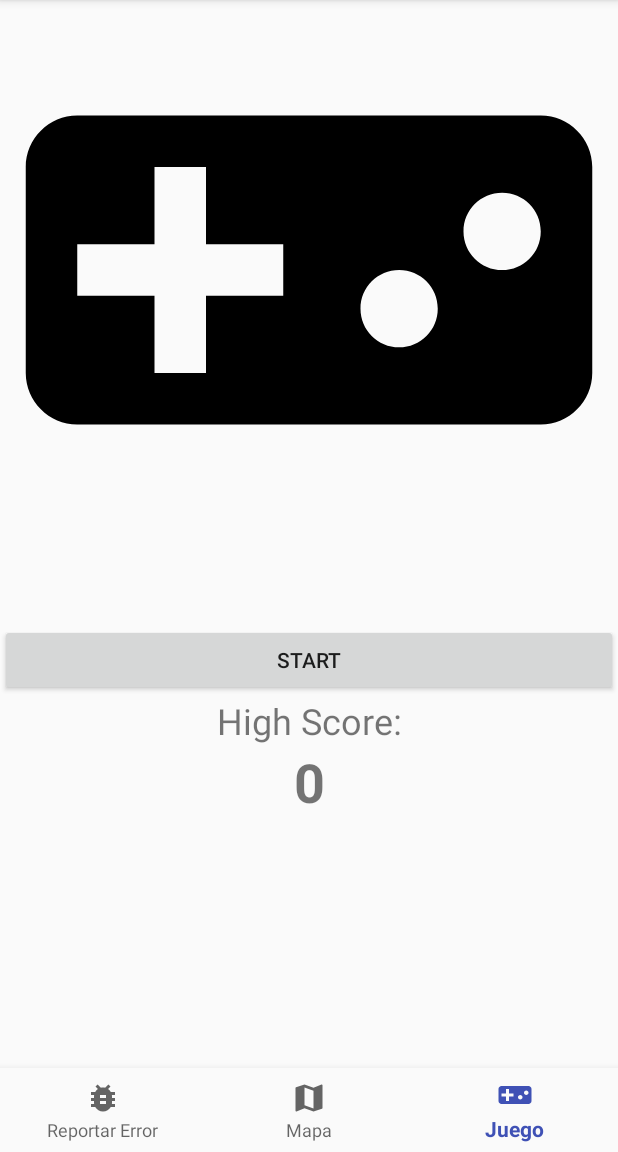
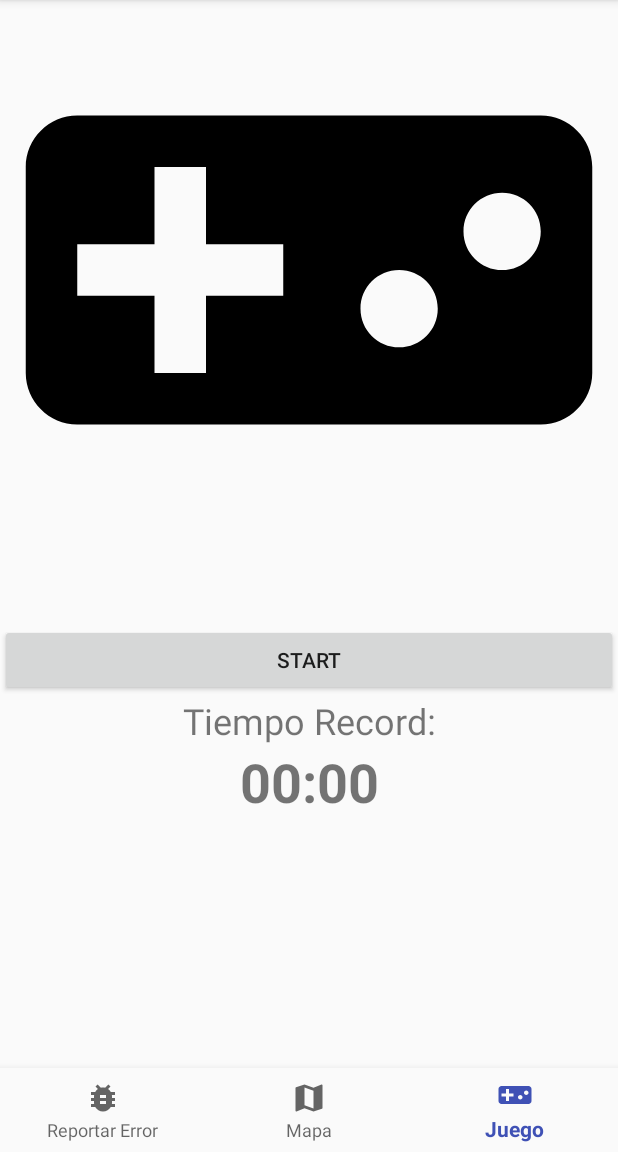
Before and after one commit to eduardotru/ProyectoMovilesEq6, an Android app: the fragment GamePlayFragment placed in its activity, item 3 of the bottom bar chosen, on a phone screen of 412 x 824 dp, the part 84-1236 px from its top. Run offline under Robolectric (Android 15) with nearby library versions, the phone set to English and light mode, and no system bars; our stand-ins replace Room's generated code.

Commit message:
InGame timer functionality and GridView feedback corrections

```diff
--- a/Campus_Accesible/app/src/main/java/itesm/mx/campus_accesible/MainActivity.kt
+++ b/Campus_Accesible/app/src/main/java/itesm/mx/campus_accesible/MainActivity.kt
@@ -38,8 +38,8 @@ BottomNavigationView.OnNavigationItemSelectedListener, AppDatabase.DatabaseDeleg
         replaceFragment(GamePlayFragment.newInstance())
     }
 
-    override fun gameOver(score: Int) {
-        replaceFragment(GameOverFragment.newInstance(score))
+    override fun gameOver(score: Int, timer: Int) {
+        replaceFragment(GameOverFragment.newInstance(score, timer))
     }
 
     override fun startGame() {
--- a/Campus_Accesible/app/src/main/java/itesm/mx/campus_accesible/game/GameFragmentListener.kt
+++ b/Campus_Accesible/app/src/main/java/itesm/mx/campus_accesible/game/GameFragmentListener.kt
@@ -5,7 +5,7 @@ package itesm.mx.campus_accesible.game
  */
 interface GameFragmentListener {
     fun startGame()
-    fun gameOver(score: Int)
+    fun gameOver(score: Int, timer: Int)
     fun goToMainMenu()
     fun restartGame()
 }
--- a/Campus_Accesible/app/src/main/java/itesm/mx/campus_accesible/game/GamePlayFragment.kt
+++ b/Campus_Accesible/app/src/main/java/itesm/mx/campus_accesible/game/GamePlayFragment.kt
@@ -16,6 +16,7 @@ import android.widget.TextView
 
 import itesm.mx.campus_accesible.R
 import kotlinx.android.synthetic.main.fragment_game_play.*
+import java.util.*
 import kotlin.concurrent.fixedRateTimer
 import kotlin.concurrent.timer
 
@@ -27,11 +28,7 @@ import kotlin.concurrent.timer
  * Use the [GamePlayFragment.newInstance] factory method to
  * create an instance of this fragment.
  */
-class GamePlayFragment : Fragment(), AdapterView.OnItemClickListener {
-
-    // TODO: Rename and change types of parameters
-    private var mParam1: String? = null
-    private var mParam2: String? = null
+class GamePlayFragment : Fragment(), AdapterView.OnItemClickListener, GameTimerDelegate {
 
     private var mListener: GameFragmentListener? = null
 
@@ -41,12 +38,16 @@ class GamePlayFragment : Fragment(), AdapterView.OnItemClickListener {
     private var score = 0
     private var solvedCards: ArrayList<String> = ArrayList<String>()
     private var tvScore: TextView? = null
+    private var tvTimer: TextView? = null
+    private var timer = 0
+    private var fixedGameTimer: Timer? = null
 
     override fun onCreate(savedInstanceState: Bundle?) {
         super.onCreate(savedInstanceState)
         if (arguments != null) {
             firstCardText = arguments!!.getString("firstCardText", null)
             score = arguments!!.getInt("score", 0)
+            timer = arguments!!.getInt("timer", 0)
             if (arguments!!.getStringArrayList("solvedCards") != null) {
                 solvedCards = arguments!!.getStringArrayList("solvedCards")
             }
@@ -64,9 +65,45 @@ class GamePlayFragment : Fragment(), AdapterView.OnItemClickListener {
         gridView.onItemClickListener = this
 
         tvScore = viewCreated.findViewById<TextView>(R.id.tv_score)
-        tvScore!!.text = score.toString()
+        tvScore!!.text = "Cartas: " + score.toString() + "/5"
+
+        tvTimer = viewCreated.findViewById<TextView>(R.id.tv_timer)
+        tvTimer!!.text = "Tiempo: 00:00"
 
         return viewCreated
+    }
+
+    override fun onPause() {
+        super.onPause()
+
+        if (fixedGameTimer != null) {
+            fixedGameTimer!!.cancel()
+        }
+    }
+
+    override fun onResume() {
+        super.onResume()
+
+        if (fixedGameTimer == null) {
+            fixedGameTimer = fixedRateTimer(name = "game-timer",
+                    initialDelay = 1000, period = 1000) {
+                val delegate: GameTimerDelegate = this@GamePlayFragment
+                delegate.countTimer()
+            }
+        }
+    }
+
+    override fun countTimer() {
+        if (timer < 3599) {
+            timer++
+            val seconds = timer % 60
+            val minutes: Int = (timer / 60) % 60
+            val secondsString = if (seconds < 10) "0${seconds}" else "${seconds}"
+            val minutesString = if (minutes < 10) "0${minutes}" else "${minutes}"
+            tvTimer!!.text = "Tiempo: ${minutesString}:${secondsString}"
+        } else {
+            mListener!!.gameOver(score, timer)
+        }
     }
 
     override fun onAttach(context: Context?) {
@@ -120,12 +157,17 @@ class GamePlayFragment : Fragment(), AdapterView.OnItemClickListener {
                 firstCardView = p1
             } else {
                 if (cardSelected == firstCardText) {
+                    if (firstCardIndex != p2) {
                         (gridView.adapter as CardAdapter).taken[p2] = true
                         score++
-                    tvScore!!.text = score.toString()
+                        tvScore!!.text = "Cartas: " + score.toString() + "/5"
                         solvedCards.add(cardSelected)
                         // Update the score text.
                         view!!.findViewById<TextView>(R.id.tv_score)
+
+                        firstCardText = null
+                        firstCardView = null
+                    }
                 } else {
                     (gridView.adapter as CardAdapter).taken[firstCardIndex!!] = false
                     (gridView.adapter as CardAdapter).taken[p2] = false
@@ -136,15 +178,16 @@ class GamePlayFragment : Fragment(), AdapterView.OnItemClickListener {
 
                     imageView.setImageResource(R.drawable.card_hidden)
                     textContent.visibility = INVISIBLE
-                }
+
                     firstCardText = null
                     firstCardView = null
+                }
             }
         }
 
         if (score == gridView.adapter.count / 2) {
             // The game is over.
-            mListener!!.gameOver(score);
+            mListener!!.gameOver(score, timer)
         }
     }
 
@@ -154,6 +197,9 @@ class GamePlayFragment : Fragment(), AdapterView.OnItemClickListener {
         // If the orientation changes.
         outState.putString("firstCardText", firstCardText)
         outState.putInt("score", score)
+        outState.putInt("timer", timer)
         outState.putStringArrayList("solvedCards", solvedCards)
     }
+
+
 }// Required empty public constructor
--- a/Campus_Accesible/app/src/main/java/itesm/mx/campus_accesible/game/GameStartFragment.kt
+++ b/Campus_Accesible/app/src/main/java/itesm/mx/campus_accesible/game/GameStartFragment.kt
@@ -33,7 +33,7 @@ class GameStartFragment : Fragment(), View.OnClickListener {
     val HIGH_SCORE = "high_score"
     var prefs: SharedPreferences? = null
 
-    var high_score: Int? = 0
+    var high_score: Int = 3600
 
     override fun onCreate(savedInstanceState: Bundle?) {
         super.onCreate(savedInstanceState)
@@ -48,9 +48,15 @@ class GameStartFragment : Fragment(), View.OnClickListener {
 
         prefs = this.activity?.getSharedPreferences(PREFS_FILENAME, 0)
         if (prefs != null) {
-            high_score = prefs!!.getInt(HIGH_SCORE, 0)
+            high_score = prefs!!.getInt(HIGH_SCORE, 3600)
             var tvHighscore: TextView = view!!.findViewById<TextView>(R.id.tv_highscore)
-            tvHighscore.setText(high_score.toString())
+
+            val seconds = high_score % 60
+            val minutes = (high_score / 60) % 60
+            val secondsString = if (seconds < 10) "0${seconds}" else "${seconds}"
+            val minutesString = if (minutes < 10) "0${minutes}" else "${minutes}"
+            val high_score_text = "${minutesString}:${secondsString}"
+            tvHighscore.setText(high_score_text)
         }
 
         val buttonStart = view!!.findViewById<Button>(R.id.btn_game_start)
--- /dev/null
+++ b/Campus_Accesible/app/src/main/java/itesm/mx/campus_accesible/game/GameTimerDelegate.kt
@@ -0,0 +1,8 @@
+package itesm.mx.campus_accesible.game
+
+/**
+ * Created by LuisErick on 5/6/2018.
+ */
+interface GameTimerDelegate {
+    fun countTimer()
+}
--- a/Campus_Accesible/app/src/main/res/layout/card.xml
+++ b/Campus_Accesible/app/src/main/res/layout/card.xml
@@ -22,7 +22,9 @@
         android:layout_alignRight="@id/ivCard"
         android:layout_alignBottom="@id/ivCard"
         android:gravity="center"
-        android:layout_margin="1dp"
+        android:layout_margin="0dp"
+        android:layout_marginTop="0dp"
+        android:layout_marginBottom="0dp"
         android:text="Card" />
 
 </RelativeLayout>
--- a/Campus_Accesible/app/src/main/res/layout/fragment_game_over.xml
+++ b/Campus_Accesible/app/src/main/res/layout/fragment_game_over.xml
@@ -40,6 +40,8 @@
         android:layout_marginStart="8dp"
         android:layout_marginTop="8dp"
         android:text="TextView"
+        android:textAlignment="center"
+        android:textSize="30sp"
         app:layout_constraintBottom_toTopOf="@+id/btn_try_again"
         app:layout_constraintEnd_toEndOf="parent"
         app:layout_constraintStart_toStartOf="parent"
--- a/Campus_Accesible/app/src/main/res/values/strings.xml
+++ b/Campus_Accesible/app/src/main/res/values/strings.xml
@@ -11,7 +11,7 @@
     <string name="title_elevador">Elevador: </string>
     <string name="title_banos">Baños Accesibles: </string>
     <string name="game_start">Start</string>
-    <string name="highscore_title">High Score: </string>
+    <string name="highscore_title">Tiempo Record: </string>
     <string name="btn_exit">Menú Principal</string>
     <string name="btn_try_again">Jugar Otra Vez</string>
 
```
Also changed, not shown: Campus_Accesible/app/src/main/java/itesm/mx/campus_accesible/game/GameOverFragment.kt (+24 -8 lines), Campus_Accesible/app/src/main/res/layout/fragment_game_play.xml (+6 -5 lines). Lines whose indentation alone changed are shown as unchanged.
